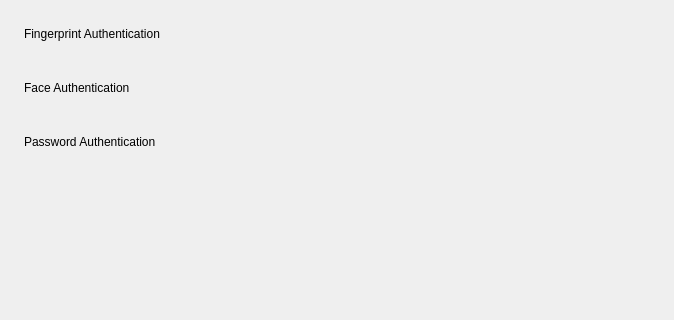
Before: the Qt Designer form src/pages/auth-manager-page/auth-manager-page.ui in openeuler-mirror/kiran-control-panel, drawn with Qt 5; both pictures show x 0 to 674 and y 0 to 320 of the 674 by 643 pixel window.
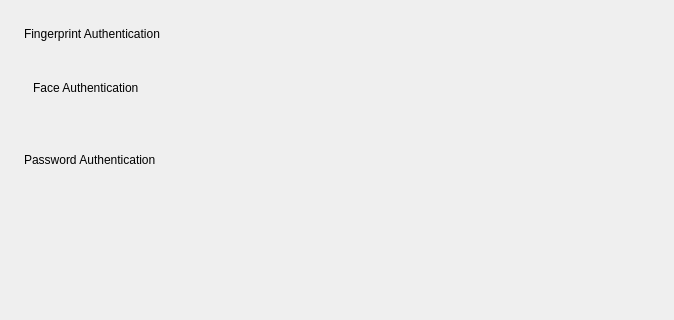
After: the same form once the commit is applied.

Commit message:
feature(face auth): add compile option, whether face authentication is visible
- 添加编译选项控制人脸认证相关是否可见

Patch:
```diff
--- a/src/pages/auth-manager-page/auth-manager-page.ui
+++ b/src/pages/auth-manager-page/auth-manager-page.ui
@@ -70,6 +70,7 @@
     </layout>
    </item>
    <item>
+    <widget class="QWidget" name="widget_faceAuth" native="true">
     <layout class="QHBoxLayout" name="layout_faceAuth">
      <property name="spacing">
       <number>0</number>
@@ -101,13 +102,16 @@
       </spacer>
      </item>
     </layout>
+    </widget>
    </item>
    <item>
+    <widget class="QWidget" name="widget_faceTemplate" native="true">
     <layout class="QVBoxLayout" name="layout_faceTemplate">
      <property name="spacing">
       <number>10</number>
      </property>
     </layout>
+    </widget>
    </item>
    <item>
     <layout class="QHBoxLayout" name="layout_passwdAuth">
```
Lines whose indentation alone changed are shown as unchanged. The commit also changes 3 other files.
